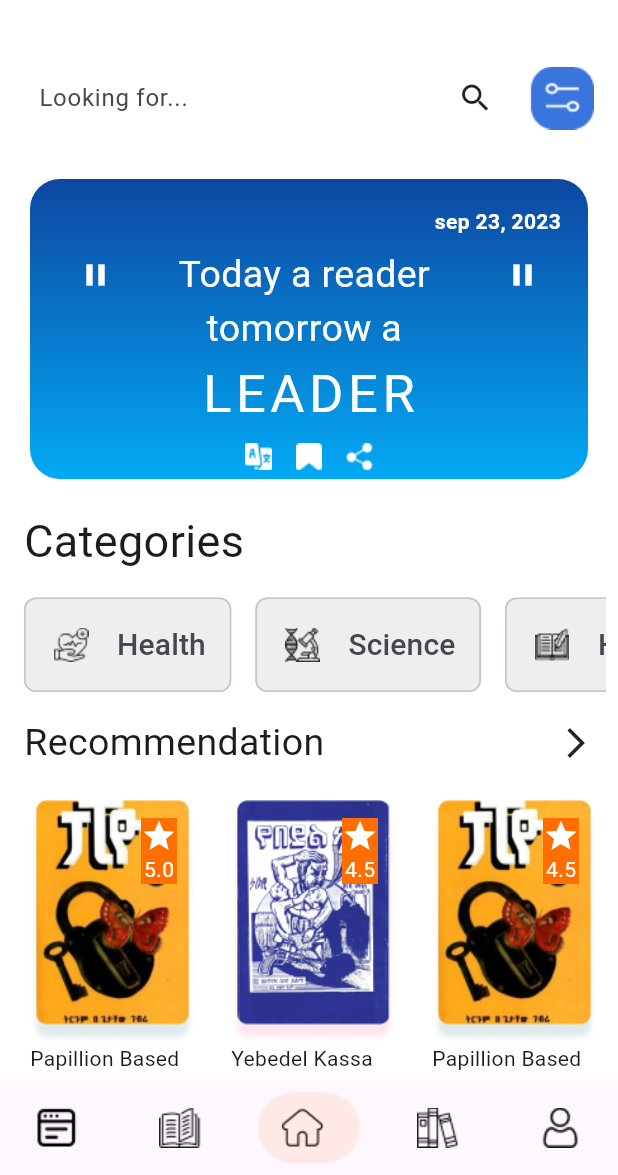
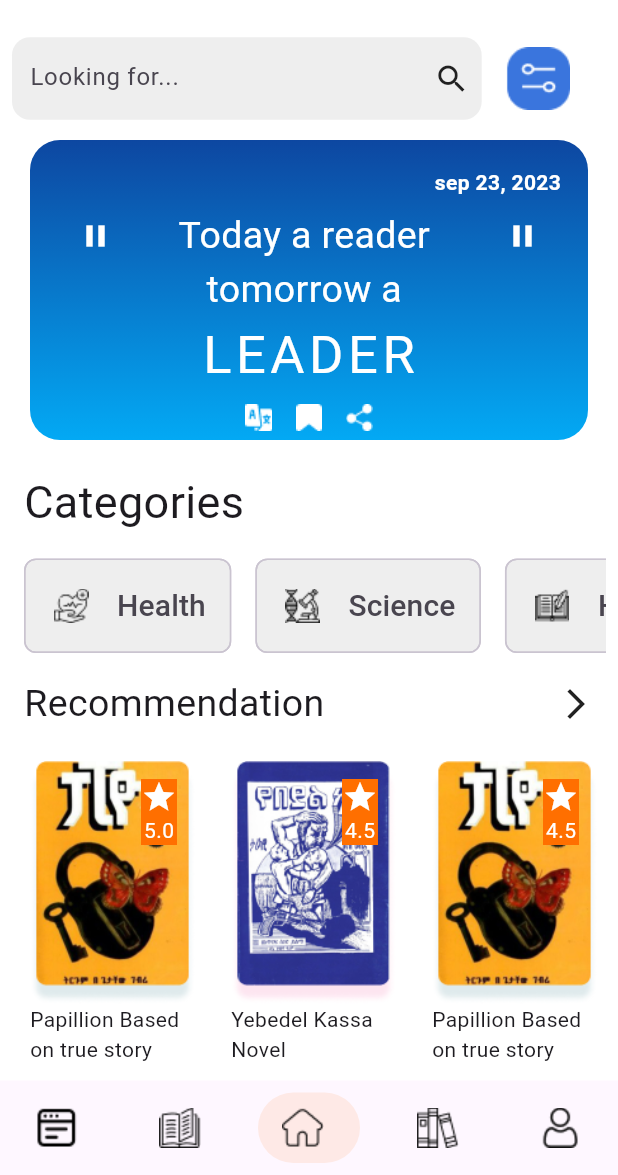
Before and after one commit to Yihun-Alemayehu/gdsc_study_session_g7, a Flutter app: the screen it shows after launch, on a phone screen of 412 x 824 dp, the part 61-1236 px from its top. Run offline on Flutter 3.47's test engine with Material 3 defaults, Android fonts, the light colour scheme and no system bars; drawn by our look-alikes of salomon_bottom_bar.

Commit message:
textfield commit

```diff
--- a/gdsc_bookstore/lib/home_page.dart
+++ b/gdsc_bookstore/lib/home_page.dart
@@ -36,13 +36,20 @@ class _HomePageState extends State<HomePage> {
           child: Column(
             crossAxisAlignment: CrossAxisAlignment.start,
             children: [
+              Row(
+                children: [
                   Container(
-                //color: Colors.grey,
-                child: Row(
+                    decoration: BoxDecoration(
+                      borderRadius: BorderRadius.circular(12),
+                      color: Colors.grey[200],
+                    ),
+                    height: 55,
+                    width: MediaQuery.of(context).size.width * 0.76,
+                    child: const Row(
                       children: [
-                    const Expanded(
+                        Expanded(
                           child: Padding(
-                        padding: EdgeInsets.all(18.0),
+                            padding: EdgeInsets.all(12.0),
                             child: TextField(
                               decoration: InputDecoration(
                                 border: InputBorder.none,
@@ -51,9 +58,12 @@ class _HomePageState extends State<HomePage> {
                             ),
                           ),
                         ),
-                    const Padding(
+                        Padding(
                           padding: EdgeInsets.all(8),
                           child: Icon(Icons.search),
+                        ),
+                      ],
+                    ),
                   ),
                   Padding(
                     padding: const EdgeInsets.all(8.0),
@@ -63,7 +73,6 @@ class _HomePageState extends State<HomePage> {
                     ),
                   ),
                 ],
-                ),
               ),
               Padding(
                 padding: const EdgeInsets.all(12.0),
--- a/gdsc_bookstore/lib/main.dart
+++ b/gdsc_bookstore/lib/main.dart
@@ -1,6 +1,7 @@
 import 'package:flutter/material.dart';
 import 'package:gdsc_bookstore/home_page.dart';
 import 'package:salomon_bottom_bar/salomon_bottom_bar.dart';
+
 
 void main() {
   runApp(const MaterialApp(
@@ -38,6 +39,7 @@ class _MainPageState extends State<MainPage> {
             icon: Image.asset('assets/web-content.png'),
             title: Text(""),
             selectedColor: Colors.amber[900],
+
           ),
 
           /// Likes
```
Lines whose indentation alone changed are shown as unchanged.
